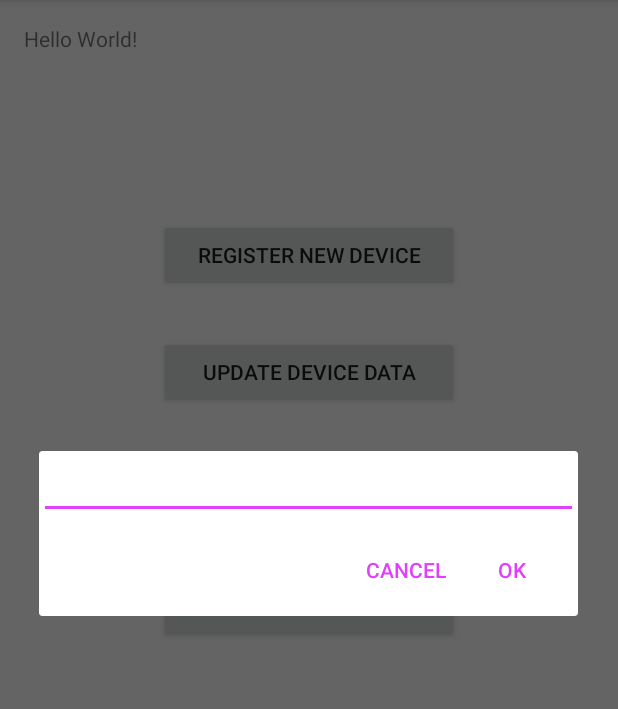
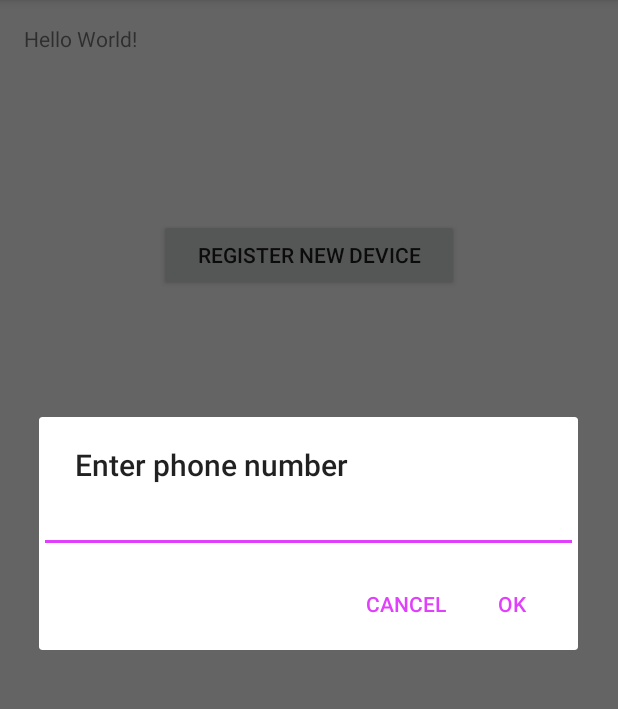
Before and after one commit to GMSLabs/Hyber-SDK-Android, an Android app: the screen it shows after launch (SplashActivity), after a tap on "REGISTER NEW DEVICE", on a phone screen of 412 x 824 dp, the part 84-793 px from its top. Run offline under Robolectric (Android 15) with nearby library versions, the phone set to English and light mode, and no system bars; our stand-ins replace ButterKnife, Timber; libraries missing offline, so code that uses them is left out: com.crashlytics.android, com.facebook.stetho, com.orhanobut.hawk, com.uphyca.stetho_realm, io.fabric.sdk and 5 more; 11 statements that could not run were skipped.

Commit message:
Update checking login

```diff
--- a/example/src/main/java/com/hyber/example/SplashActivity.java
+++ b/example/src/main/java/com/hyber/example/SplashActivity.java
@@ -1,9 +1,9 @@
 package com.hyber.example;
 
+import android.content.Context;
 import android.content.DialogInterface;
 import android.content.Intent;
 import android.os.Bundle;
-import android.support.annotation.NonNull;
 import android.support.v7.app.AlertDialog;
 import android.support.v7.app.AppCompatActivity;
 import android.text.InputType;
@@ -17,8 +17,6 @@ import com.crashlytics.android.answers.CustomEvent;
 import com.google.firebase.messaging.RemoteMessage;
 import com.hyber.Hyber;
 
-import java.util.Date;
-
 import butterknife.BindView;
 import butterknife.ButterKnife;
 import timber.log.Timber;
@@ -26,11 +24,9 @@ import timber.log.Timber;
 public class SplashActivity extends AppCompatActivity {
 
     @BindView(R.id.statusTextView) TextView statusTextView;
-    @BindView(R.id.button1) Button button1;
-    @BindView(R.id.button2) Button button2;
-    @BindView(R.id.button3) Button button3;
-    @BindView(R.id.button4) Button button4;
+    @BindView(R.id.userRegisterButton) Button userRegisterButton;
     private Long mPhone;
+    private AlertDialog mAlertDialog;
 
     @Override
     protected void onCreate(Bundle savedInstanceState) {
@@ -42,156 +38,19 @@ public class SplashActivity extends AppCompatActivity {
         Hyber.deviceUpdate(new Hyber.DeviceUpdateHandler() {
             @Override
             public void onSuccess() {
-                startActivity(new Intent(SplashActivity.this, MainActivity.class));
+                updateDeviceData();
             }
 
             @Override
             public void onFailure(String message) {
-                AlertDialog.Builder builder = new AlertDialog.Builder(SplashActivity.this);
-
-                // Set up the input
-                final EditText input = new EditText(SplashActivity.this);
-                // Specify the type of input expected
-                input.setInputType(InputType.TYPE_CLASS_PHONE | InputType.TYPE_TEXT_FLAG_AUTO_COMPLETE);
-                builder.setView(input);
-
-                builder.setPositiveButton("OK", new DialogInterface.OnClickListener() {
-                    @Override
-                    public void onClick(DialogInterface dialogInterface, int i) {
-                        try {
-                            mPhone = Long.parseLong(input.getText().toString());
-                        } catch (Exception e) {
-                            mPhone = null;
-                        }
-                        if (mPhone != null) {
-                            Hyber.userRegistration(mPhone, new Hyber.UserRegistrationHandler() {
-                                @Override
-                                public void onSuccess() {
-                                    String s = "User registration onSuccess\nWith phone " + mPhone;
-                                    Timber.d(s);
-                                    statusTextView.setText(s);
-                                }
-
-                                @Override
-                                public void onFailure(String message) {
-                                    String s = "User registration onFailure\nWith phone " + mPhone;
-                                    Timber.e(s + "\n" + message);
-                                    statusTextView.setText(s + "\n" + message);
-                                }
-                            });
-                        }
-                    }
-                });
-
-                builder.setNegativeButton("Cancel", new DialogInterface.OnClickListener() {
-                    @Override
-                    public void onClick(DialogInterface dialogInterface, int i) {
-                        mPhone = null;
-                        dialogInterface.cancel();
-                    }
-                });
-
-                builder.show();
+                showRegisterDialog(SplashActivity.this);
             }
         });
 
-        button1.setOnClickListener(new View.OnClickListener() {
+        userRegisterButton.setOnClickListener(new View.OnClickListener() {
             @Override
             public void onClick(View view) {
-                Answers.getInstance().logCustom(new CustomEvent("Button")
-                        .putCustomAttribute("name", button1.getText().toString()));
-                AlertDialog.Builder builder = new AlertDialog.Builder(SplashActivity.this);
-
-                // Set up the input
-                final EditText input = new EditText(SplashActivity.this);
-                // Specify the type of input expected
-                input.setInputType(InputType.TYPE_CLASS_PHONE | InputType.TYPE_TEXT_FLAG_AUTO_COMPLETE);
-                builder.setView(input);
-
-                builder.setPositiveButton("OK", new DialogInterface.OnClickListener() {
-                    @Override
-                    public void onClick(DialogInterface dialogInterface, int i) {
-                        try {
-                            mPhone = Long.parseLong(input.getText().toString());
-                        } catch (Exception e) {
-                            mPhone = null;
-                        }
-                        if (mPhone != null) {
-                            Hyber.userRegistration(mPhone, new Hyber.UserRegistrationHandler() {
-                                @Override
-                                public void onSuccess() {
-                                    String s = "User registration onSuccess\nWith phone " + mPhone;
-                                    Timber.d(s);
-                                    statusTextView.setText(s);
-                                }
-
-                                @Override
-                                public void onFailure(String message) {
-                                    String s = "User registration onFailure\nWith phone " + mPhone;
-                                    Timber.e(s + "\n" + message);
-                                    statusTextView.setText(s + "\n" + message);
-                                }
-                            });
-                        }
-                    }
-                });
-
-                builder.setNegativeButton("Cancel", new DialogInterface.OnClickListener() {
-                    @Override
-                    public void onClick(DialogInterface dialogInterface, int i) {
-                        mPhone = null;
-                        dialogInterface.cancel();
-                    }
-                });
-
-                builder.show();
-            }
-        });
-
-        button2.setOnClickListener(new View.OnClickListener() {
-            @Override
-            public void onClick(View view) {
-                Answers.getInstance().logCustom(new CustomEvent("Button")
-                        .putCustomAttribute("name", button2.getText().toString()));
-                Hyber.deviceUpdate(new Hyber.DeviceUpdateHandler() {
-                    @Override
-                    public void onSuccess() {
-                        String s = "Device update onSuccess";
-                        Timber.d(s);
-                        statusTextView.setText(s);
-                    }
-
-                    @Override
-                    public void onFailure(String message) {
-                        String s = "Device update onFailure";
-                        Timber.e(s + "\n" + message);
-                        statusTextView.setText(s + "\n" + message);
-                    }
-                });
-            }
-        });
-
-        button3.setOnClickListener(new View.OnClickListener() {
-            @Override
-            public void onClick(View view) {
-                Answers.getInstance().logCustom(new CustomEvent("Button")
-                        .putCustomAttribute("name", button3.getText().toString()));
-                Hyber.getMessageHistory(System.currentTimeMillis(), new Hyber.MessageHistoryHandler() {
-                    @Override
-                    public void onSuccess(@NonNull Long recommendedNextTime) {
-                        String s = "Message history onSuccess\n" +
-                                "recommendedNextTime is " + new Date(recommendedNextTime).toString();
-                        Timber.d(s);
-                        statusTextView.setText(s);
-                    }
-
-                    @Override
-                    public void onFailure(String message) {
-                        String s = "Message history onFailure";
-                        Timber.e(s + "\n" + message);
-                        statusTextView.setText(s + "\n" + message);
-                    }
-                });
+                showRegisterDialog(SplashActivity.this);
             }
         });
 
@@ -225,4 +84,83 @@ public class SplashActivity extends AppCompatActivity {
         });
     }
 
+    private void userRegistration() {
+        Hyber.userRegistration(mPhone, new Hyber.UserRegistrationHandler() {
+            @Override
+            public void onSuccess() {
+                String s = "User registration onSuccess\nWith phone " + mPhone;
+                Timber.d(s);
+                statusTextView.setText(s);
+                updateDeviceData();
+            }
+
+            @Override
+            public void onFailure(String message) {
+                String s = "User registration onFailure\nWith phone " + mPhone;
+                Timber.e("%s\n%s", s, message);
+                statusTextView.setText(s + "\n" + message);
+            }
+        });
+    }
+
+    private void updateDeviceData() {
+        Hyber.deviceUpdate(new Hyber.DeviceUpdateHandler() {
+            @Override
+            public void onSuccess() {
+                String s = "Device update onSuccess";
+                Timber.d(s);
+                statusTextView.setText(s);
+                startActivity(new Intent(SplashActivity.this, MainActivity.class));
+            }
+
+            @Override
+            public void onFailure(String message) {
+                String s = "Device update onFailure";
+                Timber.e("%s\n%s", s, message);
+                statusTextView.setText(s + "\n" + message);
+            }
+        });
+    }
+
+    private void showRegisterDialog(Context context) {
+        if (mAlertDialog != null && mAlertDialog.isShowing()) {
+            return;
+        }
+
+        AlertDialog.Builder builder = new AlertDialog.Builder(context);
+
+        // Set up the input
+        final EditText input = new EditText(context);
+        // Specify the type of input expected
+        input.setInputType(InputType.TYPE_CLASS_PHONE | InputType.TYPE_TEXT_FLAG_AUTO_COMPLETE);
+        builder.setView(input);
+
+        builder.setTitle("Enter phone number");
+
+        builder.setPositiveButton("OK", new DialogInterface.OnClickListener() {
+            @Override
+            public void onClick(DialogInterface dialogInterface, int i) {
+                try {
+                    mPhone = Long.parseLong(input.getText().toString());
+                } catch (Exception e) {
+                    mPhone = null;
+                }
+                if (mPhone != null) {
+                    userRegistration();
+                }
+            }
+        });
+
+        builder.setNegativeButton("Cancel", new DialogInterface.OnClickListener() {
+            @Override
+            public void onClick(DialogInterface dialogInterface, int i) {
+                mPhone = null;
+                dialogInterface.cancel();
+            }
+        });
+
+        mAlertDialog = builder.create();
+        mAlertDialog.show();
+    }
+
 }
--- a/example/src/main/res/layout/activity_splash.xml
+++ b/example/src/main/res/layout/activity_splash.xml
@@ -28,31 +28,10 @@
                 android:text="Hello World!" />
 
             <Button
-                android:id="@+id/button1"
+                android:id="@+id/userRegisterButton"
                 android:layout_width="200dp"
                 android:layout_height="wrap_content"
                 android:text="register new device"
-                android:layout_marginTop="30dp" />
-
-            <Button
-                android:id="@+id/button2"
-                android:layout_width="200dp"
-                android:layout_height="wrap_content"
-                android:text="update device data"
-                android:layout_marginTop="30dp" />
-
-            <Button
-                android:id="@+id/button3"
-                android:layout_width="200dp"
-                android:layout_height="wrap_content"
-                android:text="get message history"
-                android:layout_marginTop="30dp" />
-
-            <Button
-                android:id="@+id/button4"
-                android:layout_width="200dp"
-                android:layout_height="wrap_content"
-                android:text="message history"
                 android:layout_marginTop="30dp" />
 
         </android.support.v7.widget.LinearLayoutCompat>
--- a/hyber/src/main/java/com/hyber/HyberRestClient.java
+++ b/hyber/src/main/java/com/hyber/HyberRestClient.java
@@ -12,6 +12,7 @@ import java.io.IOException;
 import java.util.Locale;
 import java.util.concurrent.TimeUnit;
 
+import io.realm.Realm;
 import okhttp3.OkHttpClient;
 import okhttp3.logging.HttpLoggingInterceptor;
 import retrofit2.Response;
@@ -60,11 +61,29 @@ class HyberRestClient {
         registerDeviceObservable(new RegisterDeviceReqModel(phone, deviceOs, androidVersion, deviceName, modelName, deviceType))
                 .subscribe(new Action1<Response<RegisterDeviceRespModel>>() {
                     @Override
-                    public void call(Response<RegisterDeviceRespModel> response) {
+                    public void call(final Response<RegisterDeviceRespModel> response) {
                         Hyber.Log(Hyber.LOG_LEVEL.DEBUG, String.format(Locale.getDefault(),
                                 "Success - Registration complete.\nData:%s",
                                 response.message()));
                         if (response.isSuccessful()) {
+                            try {
+                                final Long phone = Long.parseLong(response.body().getPhone());
+                                Realm realm = Realm.getDefaultInstance();
+                                realm.executeTransaction(new Realm.Transaction() {
+                                    @Override
+                                    public void execute(Realm realm) {
+                                        Profile profile = realm
+                                                .where(Profile.class)
+                                                .equalTo(Profile.PHONE, phone)
+                                                .findFirst();
+
+                                        if (profile == null) {
+                                            profile = new Profile(response.body().getPhone(), phone);
+                                            realm.copyToRealm(profile);
+                                        }
+                                    }
+                                });
+
                                 SessionRespItemModel session = response.body().getSession();
                                 if (session != null) {
                                     if (session.getToken() != null) {
@@ -77,6 +96,11 @@ class HyberRestClient {
                                         Hawk.put(Tweakables.HAWK_HyberTokenExpDate, session.getExpirationDate());
                                     }
                                 }
+                            } catch (Exception e) {
+                                Hyber.Log(Hyber.LOG_LEVEL.ERROR, e.getLocalizedMessage());
+                                handler.onFailure(response.code(), e.getLocalizedMessage(), e);
+                            }
+
                             handler.onSuccess();
                         } else {
                             String errorBody = null;
```
Also changed, not shown: hyber/src/main/java/com/hyber/Profile.java (added, +47 -0 lines), hyber/src/main/java/com/hyber/RegisterDeviceRespModel.java (+8 -0 lines). Lines whose indentation alone changed are shown as unchanged.
